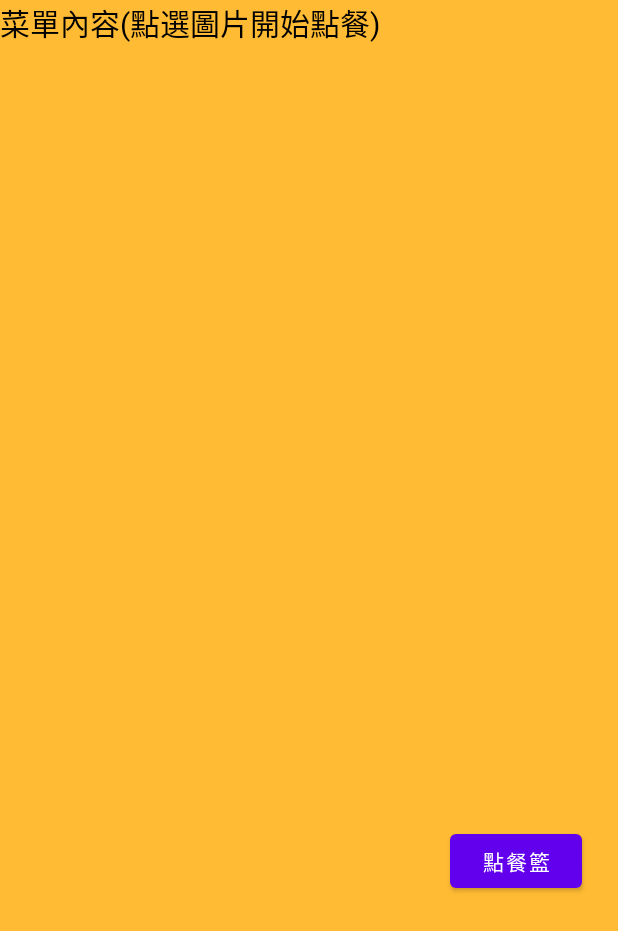
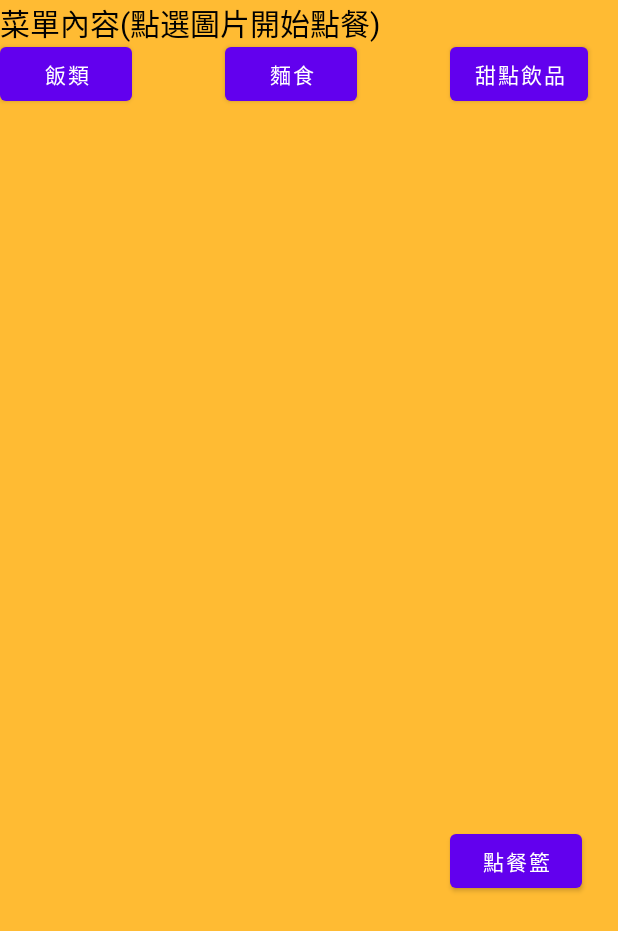
Before and after one commit to ChangShenJU/Android-final-project, an Android app: the layout activity_main.xml on its own in the app's theme, with its tools: preview values and no code run, on a phone screen of 412 x 824 dp. Shown: the top 931 px of the screen. Run offline under Robolectric (Android 15) with nearby library versions, the phone set to English and light mode, and no system bars.

Commit message:
Update activity_main.xml

```diff
--- a/app/src/main/res/layout/activity_main.xml
+++ b/app/src/main/res/layout/activity_main.xml
@@ -6,7 +6,7 @@
     xmlns:tools="http://schemas.android.com/tools"
     android:layout_width="match_parent"
     android:layout_height="match_parent"
-    tools:context=".DrinkList"
+    tools:context=".MainActivity"
     android:background="@android:color/holo_orange_light">
 
     <TextView
@@ -101,5 +101,30 @@
         android:layout_marginTop="550dp"
         android:text="點餐籃" />
 
+    <Button
+        android:id="@+id/btn_RiceList"
+        android:layout_width="wrap_content"
+        android:layout_height="wrap_content"
+        android:layout_marginStart="0dp"
+        android:layout_marginTop="25dp"
+        android:text="飯類" />
+
+    <Button
+        android:id="@+id/btn_NoodleList"
+        android:layout_width="wrap_content"
+        android:layout_height="wrap_content"
+        android:layout_marginStart="150dp"
+        android:layout_marginTop="25dp"
+        android:text="麵食" />
+    <Button
+        android:id="@+id/btn_DrinkList"
+        android:layout_width="wrap_content"
+        android:layout_height="wrap_content"
+        android:layout_marginStart="300dp"
+        android:layout_marginTop="25dp"
+        android:text="甜點飲品" />
+
+
+
 
 </RelativeLayout>
```
